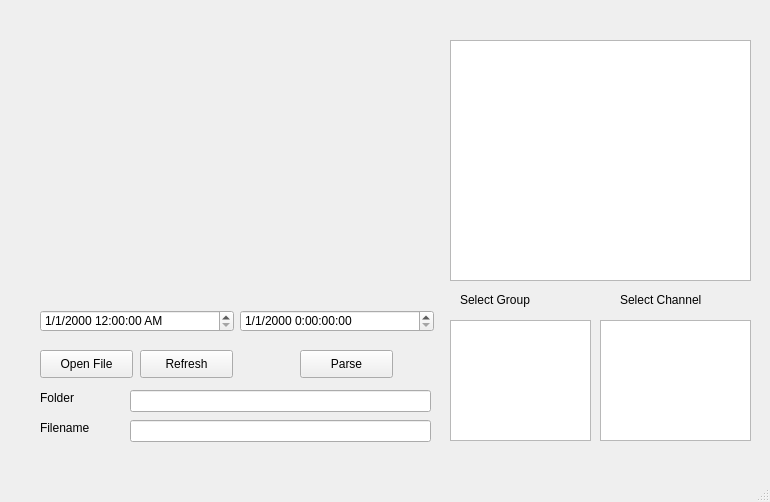
This is Analysis/Post Processing/Layout.ui in msb002/MHDlab as Qt 5 draws it before an edit. The edited form follows.
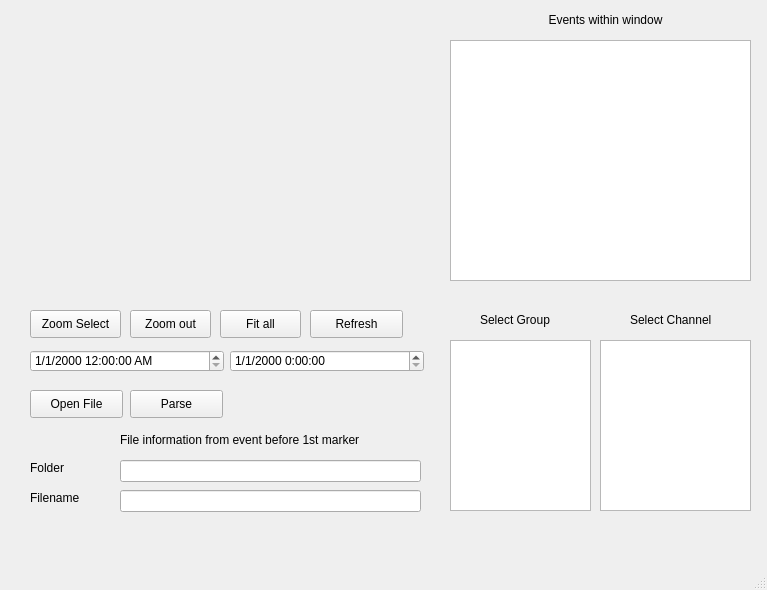
This is the edited form.

What changed in the file:
```diff
--- a/Analysis/Post Processing/Layout.ui
+++ b/Analysis/Post Processing/Layout.ui
@@ -6,8 +6,8 @@
    <rect>
     <x>0</x>
     <y>0</y>
-    <width>770</width>
-    <height>502</height>
+    <width>767</width>
+    <height>590</height>
    </rect>
   </property>
   <property name="windowTitle">
@@ -23,8 +23,8 @@
    <widget class="QDateTimeEdit" name="startTimeInput">
     <property name="geometry">
      <rect>
-      <x>40</x>
-      <y>310</y>
+      <x>30</x>
+      <y>350</y>
       <width>194</width>
       <height>22</height>
      </rect>
@@ -36,8 +36,8 @@
    <widget class="QDateTimeEdit" name="endTimeInput">
     <property name="geometry">
      <rect>
-      <x>240</x>
-      <y>310</y>
+      <x>230</x>
+      <y>350</y>
       <width>194</width>
       <height>22</height>
      </rect>
@@ -46,7 +46,7 @@
      <enum>QDateTimeEdit::MonthSection</enum>
     </property>
     <property name="displayFormat">
-     <string>M/d/yyyy h:mm:ss:ms </string>
+     <string>M/d/yyyy h:mm:ss</string>
     </property>
     <property name="currentSectionIndex">
      <number>0</number>
@@ -58,8 +58,8 @@
    <widget class="QPushButton" name="btn_refresh">
     <property name="geometry">
      <rect>
-      <x>140</x>
-      <y>350</y>
+      <x>310</x>
+      <y>310</y>
       <width>93</width>
       <height>28</height>
      </rect>
@@ -71,8 +71,8 @@
    <widget class="QPushButton" name="btn_parse">
     <property name="geometry">
      <rect>
-      <x>300</x>
-      <y>350</y>
+      <x>130</x>
+      <y>390</y>
       <width>93</width>
       <height>28</height>
      </rect>
@@ -84,8 +84,8 @@
    <widget class="QPushButton" name="btn_open">
     <property name="geometry">
      <rect>
-      <x>40</x>
-      <y>350</y>
+      <x>30</x>
+      <y>390</y>
       <width>93</width>
       <height>28</height>
      </rect>
@@ -118,9 +118,9 @@
     <property name="geometry">
      <rect>
       <x>600</x>
-      <y>320</y>
+      <y>340</y>
       <width>151</width>
-      <height>121</height>
+      <height>171</height>
      </rect>
     </property>
     <property name="isWrapping" stdset="0">
@@ -154,8 +154,8 @@
    <widget class="QLabel" name="label">
     <property name="geometry">
      <rect>
-      <x>620</x>
-      <y>290</y>
+      <x>630</x>
+      <y>310</y>
       <width>91</width>
       <height>20</height>
      </rect>
@@ -167,8 +167,8 @@
    <widget class="QLabel" name="label_2">
     <property name="geometry">
      <rect>
-      <x>460</x>
-      <y>290</y>
+      <x>480</x>
+      <y>310</y>
       <width>91</width>
       <height>20</height>
      </rect>
@@ -181,9 +181,9 @@
     <property name="geometry">
      <rect>
       <x>450</x>
-      <y>320</y>
+      <y>340</y>
       <width>141</width>
-      <height>121</height>
+      <height>171</height>
      </rect>
     </property>
     <property name="isWrapping" stdset="0">
@@ -217,8 +217,8 @@
    <widget class="QLineEdit" name="folderEdit">
     <property name="geometry">
      <rect>
-      <x>130</x>
-      <y>390</y>
+      <x>120</x>
+      <y>460</y>
       <width>301</width>
       <height>22</height>
      </rect>
@@ -227,8 +227,8 @@
    <widget class="QLineEdit" name="filenameEdit">
     <property name="geometry">
      <rect>
-      <x>130</x>
-      <y>420</y>
+      <x>120</x>
+      <y>490</y>
       <width>301</width>
       <height>22</height>
      </rect>
@@ -237,8 +237,8 @@
    <widget class="QLabel" name="label_4">
     <property name="geometry">
      <rect>
-      <x>40</x>
-      <y>390</y>
+      <x>30</x>
+      <y>460</y>
       <width>55</width>
       <height>16</height>
      </rect>
@@ -250,8 +250,8 @@
    <widget class="QLabel" name="label_5">
     <property name="geometry">
      <rect>
-      <x>40</x>
-      <y>420</y>
+      <x>30</x>
+      <y>490</y>
       <width>55</width>
       <height>16</height>
      </rect>
@@ -260,6 +260,74 @@
      <string>Filename</string>
     </property>
    </widget>
+   <widget class="QLabel" name="label_3">
+    <property name="geometry">
+     <rect>
+      <x>460</x>
+      <y>10</y>
+      <width>291</width>
+      <height>20</height>
+     </rect>
+    </property>
+    <property name="text">
+     <string>Events within window</string>
+    </property>
+    <property name="alignment">
+     <set>Qt::AlignCenter</set>
+    </property>
+   </widget>
+   <widget class="QPushButton" name="btn_zoomsel">
+    <property name="geometry">
+     <rect>
+      <x>30</x>
+      <y>310</y>
+      <width>91</width>
+      <height>28</height>
+     </rect>
+    </property>
+    <property name="text">
+     <string>Zoom Select</string>
+    </property>
+   </widget>
+   <widget class="QPushButton" name="btn_zoomout">
+    <property name="geometry">
+     <rect>
+      <x>130</x>
+      <y>310</y>
+      <width>81</width>
+      <height>28</height>
+     </rect>
+    </property>
+    <property name="text">
+     <string>Zoom out</string>
+    </property>
+   </widget>
+   <widget class="QPushButton" name="btn_fitall">
+    <property name="geometry">
+     <rect>
+      <x>220</x>
+      <y>310</y>
+      <width>81</width>
+      <height>28</height>
+     </rect>
+    </property>
+    <property name="text">
+     <string>Fit all</string>
+    </property>
+   </widget>
+   <widget class="QLabel" name="label_6">
+    <property name="geometry">
+     <rect>
+      <x>120</x>
+      <y>430</y>
+      <width>291</width>
+      <height>20</height>
+     </rect>
+    </property>
+    <property name="text">
+     <string>File information from event before 1st marker</string>
+    </property>
+   </widget>
   </widget>
   <widget class="QMenuBar" name="menubar">
    <property name="geometry">
```
Left out of the diff: 15 changed lines with no effect on the pictures.
